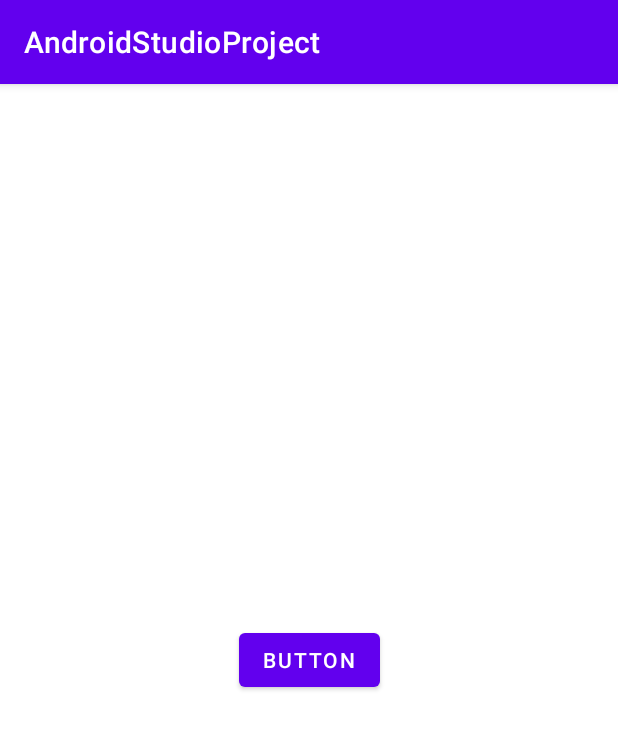
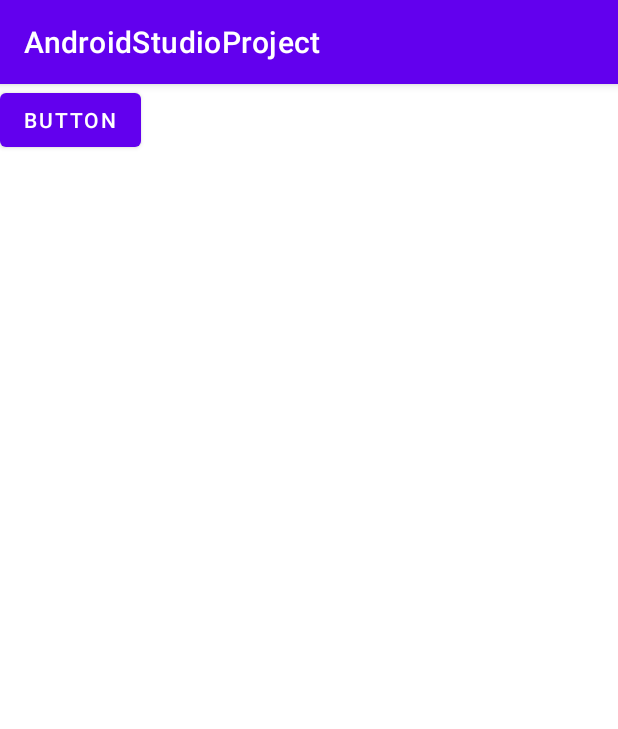
Before and after one commit to leedy3838/SWP, an Android app: the screen it shows after launch (MainActivity), on a phone screen of 412 x 824 dp. Shown: the top 729 px of the screen. Run offline under Robolectric (Android 15) with nearby library versions, the phone set to English and light mode, and no system bars.

Commit message:
버튼 활용하기

```diff
--- a/app/build.gradle
+++ b/app/build.gradle
@@ -1,6 +1,9 @@
 plugins {
     id 'com.android.application'
     id 'org.jetbrains.kotlin.android'
+
+    //이거 있어야지 id바로 가져오기 가능
+    id 'kotlin-android-extensions'
 }
 
 android {
--- a/app/src/main/java/com/example/androidstudioproject/MainActivity.kt
+++ b/app/src/main/java/com/example/androidstudioproject/MainActivity.kt
@@ -2,10 +2,15 @@ package com.example.androidstudioproject
 
 import androidx.appcompat.app.AppCompatActivity
 import android.os.Bundle
+import kotlinx.android.synthetic.main.activity_main.*
 
 class MainActivity : AppCompatActivity() {
     override fun onCreate(savedInstanceState: Bundle?) {
         super.onCreate(savedInstanceState)
         setContentView(R.layout.activity_main)
+
+        Btn1.setOnClickListener {
+            Btn1.text = "clicked"
+        }
     }
 }
--- a/app/src/main/res/layout/activity_main.xml
+++ b/app/src/main/res/layout/activity_main.xml
@@ -1,5 +1,5 @@
 <?xml version="1.0" encoding="utf-8"?>
-<androidx.constraintlayout.widget.ConstraintLayout xmlns:android="http://schemas.android.com/apk/res/android"
+<androidx.appcompat.widget.LinearLayoutCompat xmlns:android="http://schemas.android.com/apk/res/android"
     xmlns:app="http://schemas.android.com/apk/res-auto"
     xmlns:tools="http://schemas.android.com/tools"
     android:layout_width="match_parent"
@@ -7,12 +7,10 @@
     tools:context=".MainActivity">
 
     <Button
-        android:id="@+id/Btn1"
         android:layout_width="wrap_content"
         android:layout_height="wrap_content"
-        android:text="Button"
-        app:layout_constraintBottom_toBottomOf="parent"
-        app:layout_constraintEnd_toEndOf="parent"
-        app:layout_constraintStart_toStartOf="parent"
-        app:layout_constraintTop_toTopOf="parent" />
-</androidx.constraintlayout.widget.ConstraintLayout>
+        android:id="@+id/Btn1"
+        android:text="Button"/>
+
+
+</androidx.appcompat.widget.LinearLayoutCompat>
```
